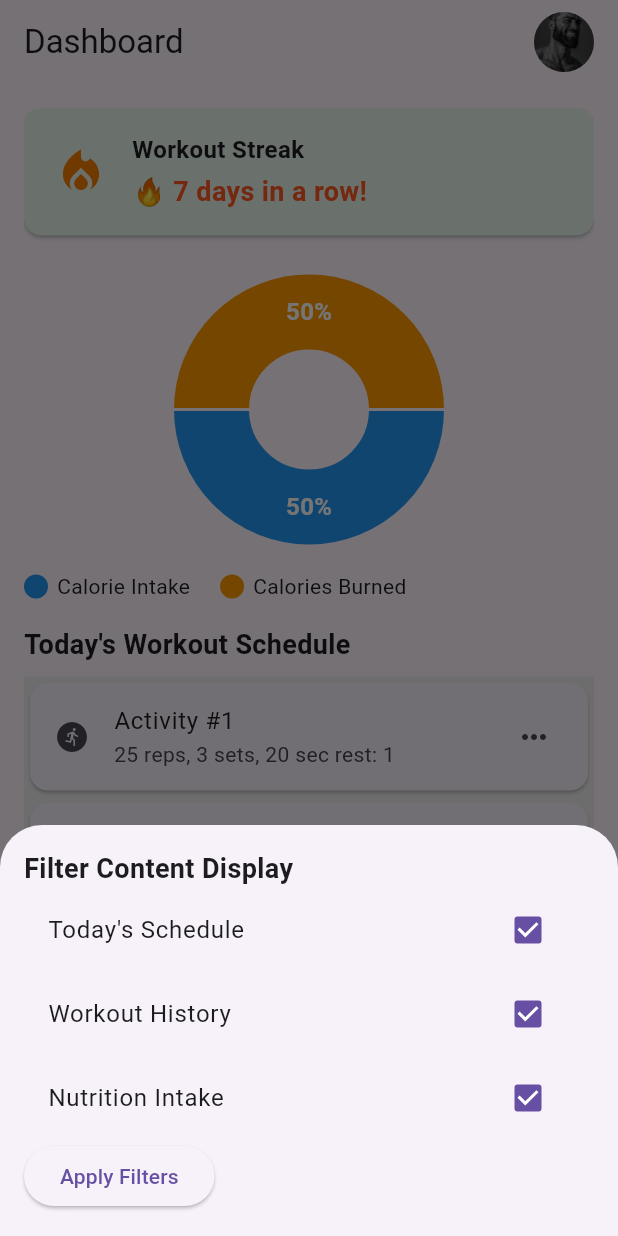
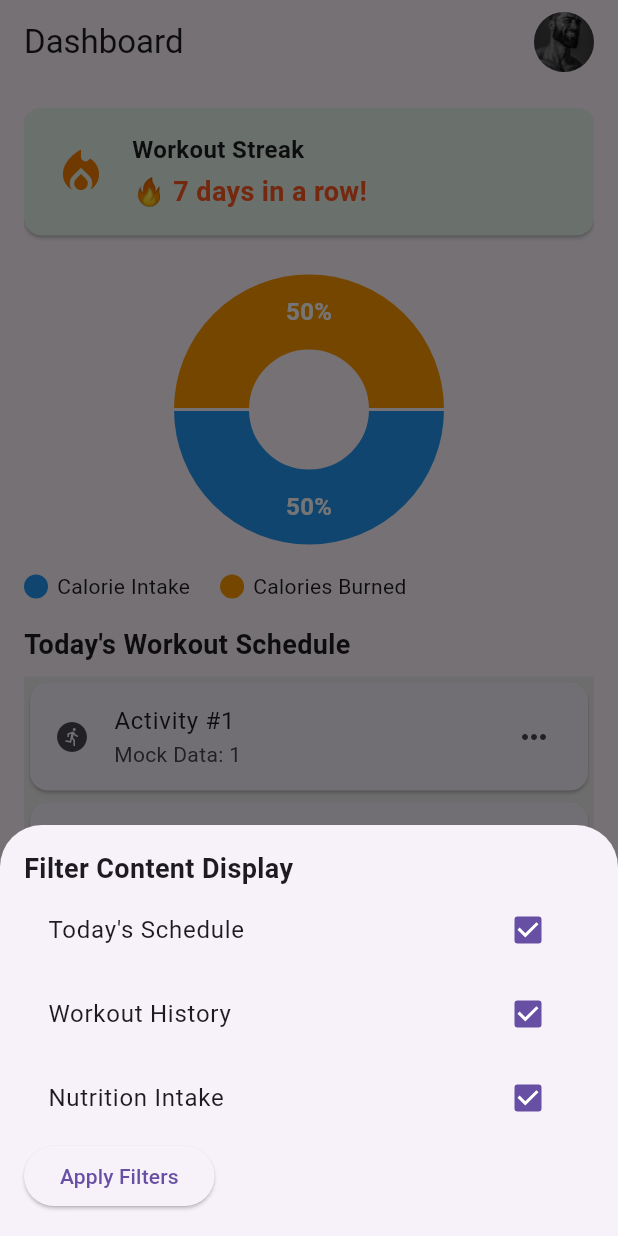
Before and after one commit to azizben345/FitNest, a Flutter app: the screen it shows once a user with an empty profile is signed in, after a tap on the "filter list alt" icon, on a phone screen of 412 x 824 dp. Run offline on Flutter 3.47's test engine with Material 3 defaults, Android fonts, the light colour scheme and no system bars; drawn by our look-alikes of fl_chart; our stand-ins replace cloud_firestore, firebase_auth, firebase_core, table_calendar; missing offline and left inert: firebase_ui_auth; accounts and stored records are empty.

Commit message:
Add files via upload
added nutrition intake data fetching and display

```diff
--- a/lib/ui/dashboard/dashboard_page.dart
+++ b/lib/ui/dashboard/dashboard_page.dart
@@ -10,22 +10,26 @@ class DashboardView extends StatefulWidget {
 }
 
 class _DashboardViewState extends State<DashboardView> {
-  final DashboardViewModel viewModel = DashboardViewModel();  // Instantiate the ViewModel
+
+  final DashboardViewModel viewModel = DashboardViewModel();
   List<Map<String, dynamic>> workoutHistory = [];
+  List<Map<String, dynamic>> nutritionIntake = [];
   bool isLoading = true;
 
   @override
   void initState() {
     super.initState();
-    fetchWorkoutHistory();  // Fetch data on initialization
+    fetchData(); // Fetch data on initialization
   }
 
   // Method to fetch workout history data using the ViewModel
-  Future<void> fetchWorkoutHistory() async {
+  Future<void> fetchData() async {
     List<Map<String, dynamic>> fetchedWorkoutHistory = await viewModel.fetchWorkoutHistory();
+    List<Map<String, dynamic>> fetchedNutritionIntake = await viewModel.fetchNutritionIntake();
     setState(() {
       workoutHistory = fetchedWorkoutHistory;
-      isLoading = false;  // Set loading to false once data is fetched
+      nutritionIntake = fetchedNutritionIntake;
+      isLoading = false;  // loading is complete
     });
   }
 
@@ -153,7 +157,7 @@ class _DashboardViewState extends State<DashboardView> {
                     child: ListTile(
                       leading: const Icon(Icons.run_circle),
                       title: Text(mockWorkoutSchedule[index]),
-                      subtitle: Text('25 reps, 3 sets, 20 sec rest: ${index + 1}'),
+                      subtitle: Text('Mock Data: ${index + 1}'),
                       trailing: const Icon(Icons.more_horiz),
                     ),
                   );
@@ -180,7 +184,7 @@ class _DashboardViewState extends State<DashboardView> {
                       child: ListTile(
                         leading: const Icon(Icons.run_circle),
                         title: Text(workout['activityType']),
-                        subtitle: Text('Duration: ${workout['duration']} minutes\nTimestamp: ${workout['timestamp']}'),
+                        subtitle: Text('Duration: ${workout['duration']} minutes \nTimestamp: ${workout['timestamp']}'),
                         trailing: const Icon(Icons.more_horiz),
                         ),
                     );
@@ -188,21 +192,43 @@ class _DashboardViewState extends State<DashboardView> {
                 ),
               ),
             const SizedBox(height: 16),
+
             const Text(
               'Nutrition Intake',
               style: TextStyle(fontSize: 18, fontWeight: FontWeight.bold),
             ),
             const SizedBox(height: 8),
-            Container(
-              height: 100,
-              color: Colors.grey[200],
-              child: const Center(child: Text('Today and Yesterday Nutrition Intake')),
-            ),
+            isLoading
+              ? const Center(child: CircularProgressIndicator())
+              : Container(
+                height: 300,
+                color: Colors.grey[200],
+                child: ListView.builder(
+                  itemCount: nutritionIntake.length,
+                  itemBuilder: (context, index) {
+                    var nutrition = nutritionIntake[index];
+                    return Card(
+                      child: ListTile(
+                        leading: const Icon(Icons.restaurant),
+                        title: Text(nutrition['mealType']),
+                        subtitle: Text('Calorie: ${nutrition['calories']} cal \nMeal Time: ${nutrition['mealTime']}'),
+                        trailing: const Icon(Icons.more_horiz),
+                        ),
+                    );
+                  },
+                ),
+              ),
+            // Container(
+            //   height: 100,
+            //   color: Colors.grey[200],
+            //   child: const Center(child: Text('Today and Yesterday Nutrition Intake')),
+            // ),
           ],
         ),
           ),
         ),
       ),
+
       // Dashboard filter button
       floatingActionButton: Builder(
         builder: (context) => FloatingActionButton(
--- a/lib/ui/dashboard/dashboard_viewmodel.dart
+++ b/lib/ui/dashboard/dashboard_viewmodel.dart
@@ -25,9 +25,31 @@ class DashboardViewModel {
     }
   }
 
-  // Function to format timestamp
+  Future<List<Map<String, dynamic>>> fetchNutritionIntake() async {
+    try {
+      CollectionReference nutritionCollection = FirebaseFirestore.instance.collection('nutritionIntake');
+
+      QuerySnapshot snapshot = await nutritionCollection.get();
+
+      List<Map<String, dynamic>> fetchedNutritionIntake = snapshot.docs.map((doc) {
+        return {
+          'id': doc.id,
+          'calories': doc['calories'],
+          'mealTime': formatTimestamp(doc['mealTime']),
+          'mealType': doc['mealType'],
+        };
+      }).toList();
+
+      return fetchedNutritionIntake;
+    } catch (e) {
+      print('Error fetching nutrition intake: $e');
+      return [];
+    }
+  }
+
+  // to format timestamp
   String formatTimestamp(Timestamp timestamp) {
-    DateTime dateTime = timestamp.toDate(); // Convert Firestore Timestamp to DateTime
-    return DateFormat('yyyy-MM-dd HH:mm:ss').format(dateTime); // Format as 'yyyy-MM-dd HH:mm:ss'
+    DateTime dateTime = timestamp.toDate(); // convert Firestore Timestamp to DateTime
+    return DateFormat('yyyy-MM-dd HH:mm:ss').format(dateTime); // format as 'yyyy-MM-dd HH:mm:ss'
   }
 }
```
